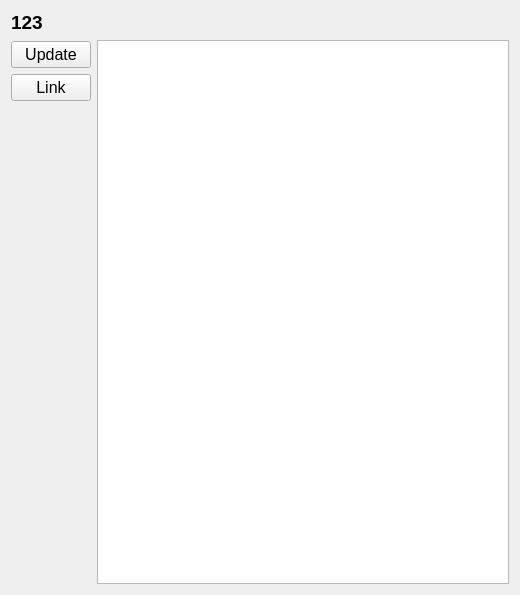
The window that desktop/ui_files/object_list.ui (Magzister/crud_desktop) describes before a commit, drawn with Qt 5.
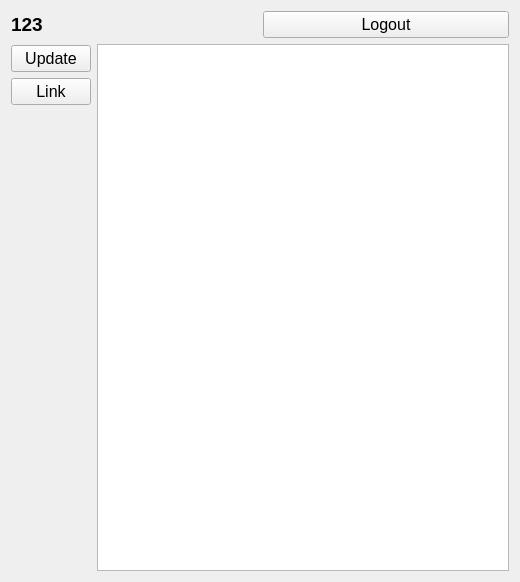
The same window after the commit.

What changed in the file:
```diff
--- a/desktop/ui_files/object_list.ui
+++ b/desktop/ui_files/object_list.ui
@@ -7,7 +7,7 @@
     <x>0</x>
     <y>0</y>
     <width>520</width>
-    <height>595</height>
+    <height>582</height>
    </rect>
   </property>
   <property name="windowTitle">
@@ -31,6 +31,19 @@
        </property>
       </widget>
      </item>
+     <item>
+      <widget class="QPushButton" name="logout_button">
+       <property name="font">
+        <font>
+         <family>Arial</family>
+         <pointsize>12</pointsize>
+        </font>
+       </property>
+       <property name="text">
+        <string>Logout</string>
+       </property>
+      </widget>
+     </item>
     </layout>
    </item>
    <item>
```
